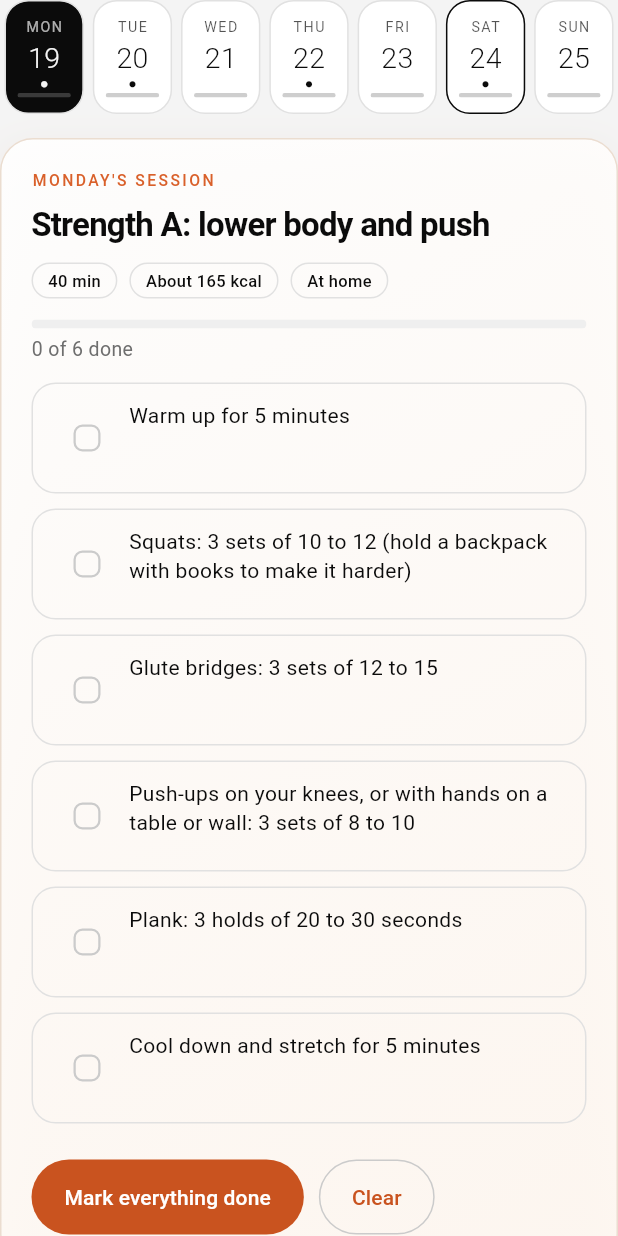
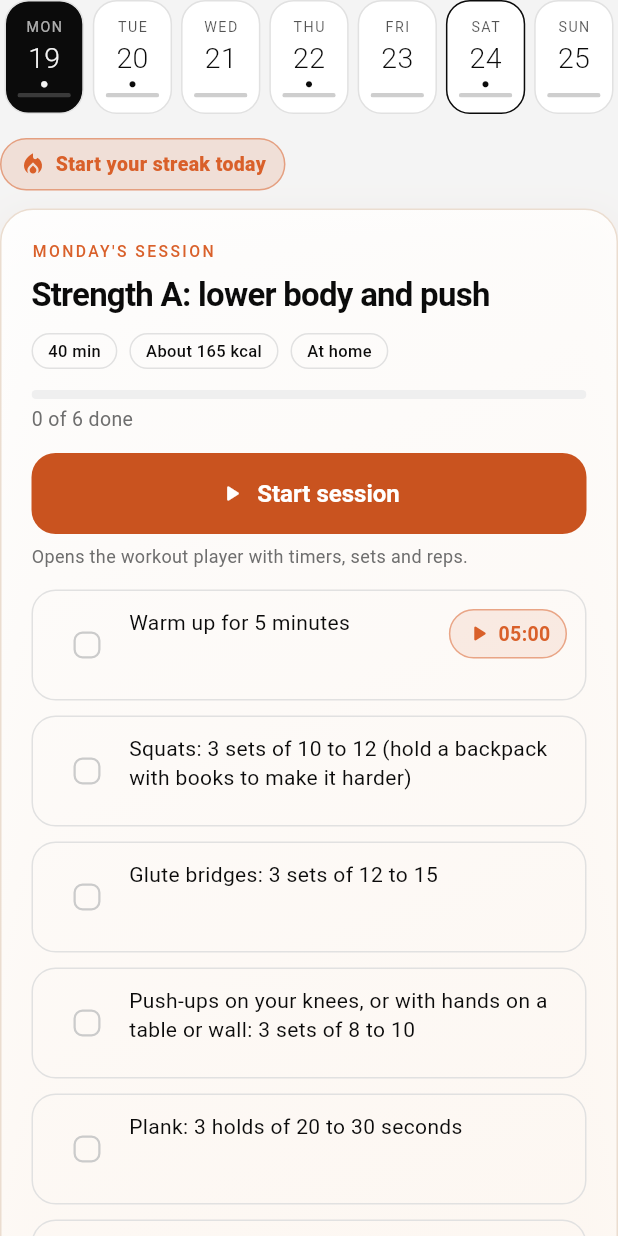
Before and after one commit to usamatech1/pureburn, a Flutter app: the DexPage widget shown alone on an empty page, opened directly, after a tap on "MON", on a phone screen of 412 x 824 dp. Run offline on Flutter 3.47's test engine with Material 3 defaults, Android fonts, the phone set to English and light mode, and no system bars; our stand-ins replace flutter_local_notifications, google_sign_in, local_auth, pedometer, permission_handler, share_plus and 2 more; missing offline and left inert: dart:html; accounts and stored records are empty.

Commit message:
Daily exercise: start session, task timers, demo link, steps ring and estimates, streak, summary card, feel feedback, gradient charts with goal line, richer rest day
Co-Authored-By: Claude Sonnet 5.5 <noreply@anthropic.com>
Claude-Session: https://claude.ai/code/session_01UnSAGRW2TjAb1brdbYaeEo

```diff
--- /dev/null
+++ b/lib/dex_extras.dart
@@ -0,0 +1,291 @@
+// Daily exercise extras: task timers, steps card, session summary, demo links.
+import 'dart:async';
+import 'dart:ui' show FontFeature;
+import 'package:flutter/material.dart' hide Text;
+import 'package:flutter/services.dart';
+import 'package:url_launcher/url_launcher.dart';
+import 'i18n.dart';
+import 'logic.dart';
+import 'main.dart' show app;
+import 'ui.dart';
+
+/// Minutes written in a task, like "Warm up for 5 minutes" or "Brisk walk: 25 minutes". Null for rep-based tasks.
+int? taskMinutes(String text) {
+  final m = RegExp(r'(\d+)\s*minutes?').firstMatch(text);
+  if (m == null) return null;
+  final n = int.tryParse(m.group(1)!);
+  return (n == null || n <= 0 || n > 120) ? null : n;
+}
+
+/// Play/pause countdown that ticks the task when it ends.
+class TaskTimer extends StatefulWidget {
+  final int minutes;
+  final bool done;
+  final VoidCallback onFinished;
+  const TaskTimer({super.key, required this.minutes, required this.done, required this.onFinished});
+  @override
+  State<TaskTimer> createState() => _TaskTimerState();
+}
+
+class _TaskTimerState extends State<TaskTimer> {
+  Timer? _t;
+  late int left = widget.minutes * 60;
+  bool get running => _t != null;
+
+  @override
+  void dispose() {
+    _t?.cancel();
+    super.dispose();
+  }
+
+  void _toggle() {
+    buzz();
+    if (running) {
+      _t?.cancel();
+      setState(() => _t = null);
+      return;
+    }
+    if (left <= 0) left = widget.minutes * 60;
+    setState(() {
+      _t = Timer.periodic(const Duration(seconds: 1), (t) {
+        if (!mounted) return;
+        setState(() => left--);
+        if (left <= 0) {
+          t.cancel();
+          _t = null;
+          HapticFeedback.heavyImpact();
+          widget.onFinished();
+          setState(() => left = widget.minutes * 60);
+        }
+      });
+    });
+  }
+
+  String get _txt {
+    final m = left ~/ 60, s = left % 60;
+    return '${m.toString().padLeft(2, '0')}:${s.toString().padLeft(2, '0')}';
+  }
+
+  @override
+  Widget build(BuildContext context) {
+    if (widget.done && !running) return const Icon(Icons.check_circle, color: Color(0xFF2E9E6B));
+    final ac = accent(context);
+    return InkWell(
+      borderRadius: BorderRadius.circular(20),
+      onTap: _toggle,
+      child: Container(
+        padding: const EdgeInsets.symmetric(horizontal: 10, vertical: 6),
+        decoration: BoxDecoration(color: ac.withOpacity(running ? 0.2 : 0.1), borderRadius: BorderRadius.circular(20), border: Border.all(color: ac.withOpacity(0.5))),
+        child: Row(mainAxisSize: MainAxisSize.min, children: [
+          Icon(running ? Icons.pause_rounded : Icons.play_arrow_rounded, size: 18, color: ac),
+          const SizedBox(width: 4),
+          Text(_txt, style: TextStyle(fontSize: 13, fontWeight: FontWeight.w700, color: ac, fontFeatures: const [FontFeature.tabularFigures()])),
+        ]),
+      ),
+    );
+  }
+}
+
+/// Opens a YouTube search for how to do the exercise. No video files are bundled in the app.
+Future<void> openDemo(BuildContext context, String q) async {
+  var ok = false;
+  try {
+    ok = await launchUrl(Uri.parse('https://www.youtube.com/results?search_query=${Uri.encodeComponent('$q exercise proper form')}'), mode: LaunchMode.externalApplication);
+  } catch (_) {}
+  if (!ok && context.mounted) {
+    ScaffoldMessenger.of(context).showSnackBar(const SnackBar(content: Text('Could not open YouTube on this device.')));
+  }
+}
+
+/// Steps with a progress ring, quick add buttons and estimated distance and calories.
+class StepsCard extends StatefulWidget {
+  final String date;
+  final int steps;
+  final int goal;
+  const StepsCard({super.key, required this.date, required this.steps, required this.goal});
+  @override
+  State<StepsCard> createState() => _StepsCardState();
+}
+
+class _StepsCardState extends State<StepsCard> {
+  late final TextEditingController c = TextEditingController(text: widget.steps == 0 ? '' : '${widget.steps}');
+
+  @override
+  void didUpdateWidget(StepsCard o) {
+    super.didUpdateWidget(o);
+    if (o.date != widget.date) c.text = widget.steps == 0 ? '' : '${widget.steps}';
+  }
+
+  @override
+  void dispose() {
+    c.dispose();
+    super.dispose();
+  }
+
+  void _add(int n) {
+    buzz();
+    final v = (int.tryParse(c.text) ?? 0) + n;
+    c.text = '$v';
+    app.setSteps(v);
+  }
+
+  @override
+  Widget build(BuildContext context) {
+    final steps = widget.steps;
+    final stride = app.p.heightCm * 0.415 / 100; // metres per step
+    final km = steps * stride / 1000;
+    final kcal = km * app.p.weightKg * 0.5;
+    final frac = widget.goal > 0 ? steps / widget.goal : 0.0;
+    return Box(
+      child: Column(crossAxisAlignment: CrossAxisAlignment.start, children: [
+        const H2('Steps'),
+        const SizedBox(height: 8),
+        Row(children: [
+          RingGauge(fraction: frac, center: '${(frac * 100).clamp(0, 999).round()}%', size: 92),
+          const SizedBox(width: 16),
+          Expanded(
+            child: Column(crossAxisAlignment: CrossAxisAlignment.start, children: [
+              Text('$steps', style: const TextStyle(fontSize: 30, fontWeight: FontWeight.w300, letterSpacing: -1)),
+              Muted('of ${widget.goal} steps', size: 12.5),
+              const SizedBox(height: 8),
+              Wrap(spacing: 6, runSpacing: 6, children: [
+                Pill('${km.toStringAsFixed(2)} km'),
+                Pill('~${kcal.round()} kcal'),
+              ]),
+            ]),
+          ),
+        ]),
+        const SizedBox(height: 14),
+        TextField(
+          controller: c,
+          keyboardType: TextInputType.number,
+          inputFormatters: [FilteringTextInputFormatter.digitsOnly],
+          decoration: const InputDecoration(suffixText: 'steps', hintText: 'Type your steps'),
+          onChanged: (v) => app.setSteps(int.tryParse(v) ?? 0),
+        ),
+        const SizedBox(height: 10),
+        Wrap(spacing: 8, runSpacing: 8, children: [
+          for (final n in [500, 1000, 2000])
+            OutlinedButton(onPressed: () => _add(n), child: Text('+$n')),
+        ]),
+        const SizedBox(height: 8),
+        const Muted('Distance and calories are estimates from your height and weight. Copy your count from your phone or watch health app.', size: 12),
+      ]),
+    );
+  }
+}
+
+/// Streak chip for the top of the page.
+Widget streakChip(BuildContext context) {
+  final n = app.streak();
+  final ac = accent(context);
+  return Container(
+    padding: const EdgeInsets.symmetric(horizontal: 12, vertical: 7),
+    decoration: BoxDecoration(color: ac.withOpacity(0.14), borderRadius: BorderRadius.circular(20), border: Border.all(color: ac.withOpacity(0.5))),
+    child: Row(mainAxisSize: MainAxisSize.min, children: [
+      Icon(Icons.local_fire_department, size: 18, color: ac),
+      const SizedBox(width: 6),
+      Text(n == 0 ? 'Start your streak today' : '$n-day streak', style: TextStyle(fontWeight: FontWeight.w800, color: ac, fontSize: 13)),
+    ]),
+  );
+}
+
+Map<String, String> _feels() {
+  final f = app.set['feel'];
+  return f is Map ? {for (final e in f.entries) '${e.key}': '${e.value}'} : <String, String>{};
+}
+
+/// Shown when every task of the session is done.
+class SessionSummary extends StatelessWidget {
+  final SchedRow row;
+  final String date;
+  const SessionSummary({super.key, required this.row, required this.date});
+  @override
+  Widget build(BuildContext context) {
+    final feels = _feels();
+    final mine = feels[date];
+    final recent = (feels.keys.toList()..sort()).reversed.take(3).map((k) => feels[k]!).toList();
+    String? tip;
+    String? setLevel;
+    if (recent.length == 3 && recent.every((x) => x == 'hard')) {
+      tip = 'Your last 3 sessions felt hard. Consider the Beginner level in the workout player for a lighter week.';
+      setLevel = 'beg';
+    } else if (recent.length == 3 && recent.every((x) => x == 'easy')) {
+      tip = 'Your last 3 sessions felt easy. You are ready to try the Advanced level in the workout player.';
+      setLevel = 'adv';
+    }
+    Widget feel(String k, String label) {
+      final on = mine == k;
+      return ChoiceChip(
+        label: Text(label),
+        selected: on,
+        onSelected: (_) {
+          buzz();
+          final m = _feels();
+          m[date] = k;
+          app.set['feel'] = m;
+          app.save();
+        },
+      );
+    }
+
+    return Box(
+      dark: true,
+      child: Column(crossAxisAlignment: CrossAxisAlignment.start, children: [
+        Row(children: [
+          const Icon(Icons.celebration_outlined, color: Colors.white),
+          const SizedBox(width: 10),
+          const Expanded(child: Text('Session complete. Well done!', style: TextStyle(fontWeight: FontWeight.w800, fontSize: 18))),
+        ]),
+        const SizedBox(height: 12),
+        Wrap(spacing: 8, runSpacing: 8, children: [
+          _darkPill('${row.min} min'),
+          _darkPill('~${(row.kcal / 5).round() * 5} kcal burned'),
+          _darkPill('${app.streak()}-day streak'),
+        ]),
+        const SizedBox(height: 14),
+        const Text('How did this session feel?', style: TextStyle(color: Color(0xFFA6A6A6), fontSize: 12.5)),
+        const SizedBox(height: 6),
+        Wrap(spacing: 8, children: [feel('easy', 'Easy'), feel('moderate', 'Moderate'), feel('hard', 'Hard')]),
+        if (tip != null) ...[
+          const SizedBox(height: 10),
+          Text(tip, style: const TextStyle(color: Color(0xFFA6A6A6), fontSize: 12.5, height: 1.4)),
+          const SizedBox(height: 8),
+          OutlinedButton(
+            style: OutlinedButton.styleFrom(foregroundColor: Colors.white, side: const BorderSide(color: Colors.white54)),
+            onPressed: () {
+              app.set['level'] = setLevel;
+              app.save();
+              ScaffoldMessenger.of(context).showSnackBar(SnackBar(content: Text('Workout player level set to ${setLevel == 'adv' ? 'Advanced' : 'Beginner'}.')));
+            },
+            child: Text(setLevel == 'adv' ? 'Switch to Advanced' : 'Switch to Beginner'),
+          ),
+        ],
+      ]),
+    );
+  }
+
+  Widget _darkPill(String t) => Container(
+        padding: const EdgeInsets.symmetric(horizontal: 10, vertical: 4),
+        decoration: BoxDecoration(color: Colors.white.withOpacity(0.14), borderRadius: BorderRadius.circular(20)),
+        child: Text(t, style: const TextStyle(fontSize: 12, fontWeight: FontWeight.w700, color: Colors.white)),
+      );
+}
+
+/// Dashed horizontal goal line.
+class DashLine extends CustomPainter {
+  final Color color;
+  DashLine(this.color);
+  @override
+  void paint(Canvas canvas, Size size) {
+    final p = Paint()..color = color..strokeWidth = 1.6;
+    var x = 0.0;
+    while (x < size.width) {
+      canvas.drawLine(Offset(x, 0), Offset(x + 3, 0), p);
+      x += 6;
+    }
+  }
+
+  @override
+  bool shouldRepaint(DashLine o) => o.color != color;
+}
--- a/lib/pages.dart
+++ b/lib/pages.dart
@@ -12,6 +12,7 @@ import 'cloud_pages.dart';
 import 'health_pages.dart';
 import 'services.dart';
 import 'ui.dart';
+import 'dex_extras.dart';
 
 class ModuleView extends StatelessWidget {
   final String id;
@@ -1039,16 +1040,48 @@ class DexPage extends StatelessWidget {
           const SizedBox(height: 4),
           Muted('$done of ${st.tasks.length} done'),
           const SizedBox(height: 14),
+          SizedBox(
+            width: double.infinity,
+            child: FilledButton(
+              style: FilledButton.styleFrom(minimumSize: const Size(0, 54), shape: RoundedRectangleBorder(borderRadius: BorderRadius.circular(16)), textStyle: const TextStyle(fontSize: 16, fontWeight: FontWeight.w700)),
+              onPressed: () { buzz(); app.go('workout'); },
+              child: const Row(mainAxisAlignment: MainAxisAlignment.center, mainAxisSize: MainAxisSize.min, children: [
+                Icon(Icons.play_arrow_rounded),
+                SizedBox(width: 8),
+                Text('Start session'),
+              ]),
+            ),
+          ),
+          const SizedBox(height: 6),
+          const Muted('Opens the workout player with timers, sets and reps.', size: 12),
+          const SizedBox(height: 14),
           for (final t in st.tasks)
-            TaskRow(done: L != null && L.ex.contains(t.id), onChanged: (v) => app.tick('ex', t.id, v), body: Text(t.text, style: const TextStyle(height: 1.35))),
+            TaskRow(
+              done: L != null && L.ex.contains(t.id),
+              onChanged: (v) => app.tick('ex', t.id, v),
+              body: Text(t.text, style: const TextStyle(height: 1.35)),
+              trailing: taskMinutes(t.text) == null
+                  ? null
+                  : TaskTimer(
+                      key: ValueKey('${date}_${t.id}'),
+                      minutes: taskMinutes(t.text)!,
+                      done: L != null && L.ex.contains(t.id),
+                      onFinished: () => app.tick('ex', t.id, true),
+                    ),
+            ),
           if (st.notes.isNotEmpty) ...[const SizedBox(height: 8), const Text('How to do it', style: TextStyle(fontWeight: FontWeight.w600)), const SizedBox(height: 6), Bullets(st.notes)],
-          const SizedBox(height: 14),
+          const SizedBox(height: 4),
+          TextButton.icon(onPressed: () => openDemo(context, row.name), icon: const Icon(Icons.ondemand_video_outlined, size: 18), label: const Text('Watch a form demo')),
+          const SizedBox(height: 10),
           Wrap(spacing: 10, children: [
-            FilledButton(onPressed: () => app.markAll('ex', true), child: const Text('Mark everything done')),
+            FilledButton(onPressed: () { buzz(); app.markAll('ex', true); }, child: const Text('Mark everything done')),
             OutlinedButton(onPressed: () => app.markAll('ex', false), child: const Text('Clear')),
           ]),
         ]),
       );
+      if (done == st.tasks.length) {
+        main = Column(crossAxisAlignment: CrossAxisAlignment.start, children: [main, _gap(), SessionSummary(row: row, date: date)]);
+      }
     } else {
       main = Box(
         child: Column(crossAxisAlignment: CrossAxisAlignment.start, children: [
@@ -1059,24 +1092,19 @@ class DexPage extends StatelessWidget {
           const Muted('Your muscles grow and recover on rest days. Keep moving gently if you feel like it.', size: 14),
           const SizedBox(height: 14),
           TaskRow(done: L != null && L.ex.contains('r0'), onChanged: (v) => app.tick('ex', 'r0', v), body: const Text('Easy 20 to 30 minute walk (optional)')),
-          TaskRow(done: L != null && L.ex.contains('r1'), onChanged: (v) => app.tick('ex', 'r1', v), body: const Text('10 minutes of stretching (optional)')),
+          TaskRow(done: L != null && L.ex.contains('r1'), onChanged: (v) => app.tick('ex', 'r1', v), body: const Text('10 minutes of light stretching: neck, shoulders, back, hips, hamstrings (optional)')),
+          TaskRow(done: L != null && L.ex.contains('r2'), onChanged: (v) => app.tick('ex', 'r2', v), body: const Text('5 to 10 minutes of mobility: arm circles, hip circles, cat-cow (optional)')),
+          TaskRow(done: L != null && L.ex.contains('r3'), onChanged: (v) => app.tick('ex', 'r3', v), body: Text('Drink ${info.wg} glasses of water today')),
         ]),
       );
     }
     return Column(crossAxisAlignment: CrossAxisAlignment.start, children: [
       WeekStrip(),
+      Align(alignment: Alignment.centerLeft, child: streakChip(context)),
+      _gap(12),
       main,
       _gap(),
-      Box(
-        child: Column(crossAxisAlignment: CrossAxisAlignment.start, children: [
-          const H2('Steps'),
-          _StepsField(key: ValueKey(date), initial: info.steps),
-          const SizedBox(height: 12),
-          Bar(info.steps / d.stepGoal),
-          const SizedBox(height: 6),
-          Muted('Goal ${d.stepGoal} a day'),
-        ]),
-      ),
+      StepsCard(date: date, steps: info.steps, goal: d.stepGoal),
       _gap(),
       _exerciseRecord(context),
     ]);
@@ -1613,20 +1641,33 @@ class WeekBars extends StatelessWidget {
   final List<String> dates;
   final List<double> fracs;
   final List<String> labels;
-  const WeekBars({super.key, required this.dates, required this.fracs, required this.labels});
+  final List<String>? tips; // full tooltip text per bar
+  final double? goalFrac; // dashed goal line, as a fraction of the bar height
+  final List<bool>? hit; // bars that reached the goal are drawn green
+  const WeekBars({super.key, required this.dates, required this.fracs, required this.labels, this.tips, this.goalFrac, this.hit});
   @override
   Widget build(BuildContext context) {
+    final ac = accent(context);
+    const barH = 90.0;
     return SizedBox(
       height: 150,
       child: Row(
         crossAxisAlignment: CrossAxisAlignment.end,
-        children: List.generate(dates.length, (i) => Expanded(
+        children: List.generate(dates.length, (i) {
+          final ok = hit != null && hit![i];
+          final c1 = ok ? const Color(0xFF2E9E6B) : ac;
+          final c2 = ok ? const Color(0xFF7BD3A8) : ac.withOpacity(0.55);
+          return Expanded(
+            child: Tooltip(
+              message: tips != null ? tips![i] : labels[i],
+              triggerMode: TooltipTriggerMode.tap,
               child: Column(mainAxisAlignment: MainAxisAlignment.end, children: [
                 Text(labels[i], style: TextStyle(fontSize: 9.5, color: muted(context))),
                 const SizedBox(height: 4),
+                Stack(clipBehavior: Clip.none, alignment: Alignment.bottomCenter, children: [
                   Container(
                     width: 22,
-                  height: 90,
+                    height: barH,
                     alignment: Alignment.bottomCenter,
                     decoration: BoxDecoration(color: soft(context), borderRadius: BorderRadius.circular(8)),
                     child: TweenAnimationBuilder<double>(
@@ -1635,14 +1676,24 @@ class WeekBars extends StatelessWidget {
                       curve: Curves.easeOutCubic,
                       builder: (context, h, _) => FractionallySizedBox(
                         heightFactor: h,
-                      child: Container(decoration: BoxDecoration(color: fg(context), borderRadius: BorderRadius.circular(8))),
-                    ),
-                  ),
-                ),
+                        child: Container(decoration: BoxDecoration(gradient: LinearGradient(begin: Alignment.topCenter, end: Alignment.bottomCenter, colors: [c1, c2]), borderRadius: BorderRadius.circular(8))),
+                      ),
+                    ),
+                  ),
+                  if (goalFrac != null)
+                    Positioned(
+                      bottom: goalFrac! * barH - 1,
+                      left: -5,
+                      right: -5,
+                      child: SizedBox(height: 2, child: CustomPaint(painter: DashLine(fg(context).withOpacity(0.55)))),
+                    ),
+                ]),
                 const SizedBox(height: 6),
                 Text(dayName(parseIso(dates[i])).substring(0, 3).toUpperCase(), style: TextStyle(fontSize: 9.5, color: muted(context))),
               ]),
-            )),
+            ),
+          );
+        }),
       ),
     );
   }
@@ -1681,6 +1732,8 @@ Widget _exerciseRecord(BuildContext context) {
           dates: wk,
           fracs: [for (final x in infos) x.exT > 0 ? x.exD / x.exT : 0.0],
           labels: [for (final x in infos) x.exT > 0 ? '${x.exD}/${x.exT}' : 'Rest'],
+          tips: [for (var i = 0; i < infos.length; i++) infos[i].exT > 0 ? '${wk[i]}: ${infos[i].exD} of ${infos[i].exT} tasks done' : '${wk[i]}: rest day'],
+          hit: [for (final x in infos) x.exT > 0 && x.exD == x.exT],
         ),
       ]),
     ),
@@ -1690,11 +1743,14 @@ Widget _exerciseRecord(BuildContext context) {
         const H2('Steps each day'),
         WeekBars(
           dates: wk,
-          fracs: [for (final x in infos) d.stepGoal > 0 ? x.steps / d.stepGoal : 0.0],
+          fracs: [for (final x in infos) d.stepGoal > 0 ? x.steps / (d.stepGoal * 1.25) : 0.0],
           labels: [for (final x in infos) x.steps == 0 ? '-' : '${x.steps}'],
-        ),
-        const SizedBox(height: 6),
-        Muted('Goal ${d.stepGoal} a day', size: 12),
+          tips: [for (var i = 0; i < infos.length; i++) '${wk[i]}: ${infos[i].steps} steps${infos[i].steps >= d.stepGoal ? ' (goal reached)' : ''}'],
+          goalFrac: 0.8,
+          hit: [for (final x in infos) d.stepGoal > 0 && x.steps >= d.stepGoal],
+        ),
+        const SizedBox(height: 6),
+        Muted('The dashed line is your goal of ${d.stepGoal} steps. Green bars reached it. Tap a bar for details.', size: 12),
       ]),
     ),
   ]);
--- a/lib/state.dart
+++ b/lib/state.dart
@@ -107,7 +107,7 @@ class AppState extends ChangeNotifier {
     notifyListeners();
   }
 
-  static const prefKeys = ['dietType', 'allergies', 'ramadan', 'sehri', 'iftar', 'level', 'restSec', 'sleepGoal', 'health', 'healthOk', 'hread', 'haptics'];
+  static const prefKeys = ['dietType', 'allergies', 'ramadan', 'sehri', 'iftar', 'level', 'restSec', 'sleepGoal', 'health', 'healthOk', 'hread', 'haptics', 'feel'];
 
   SharedPreferences? get prefs => _sp;
 
```
Lines whose indentation alone changed are shown as unchanged.
